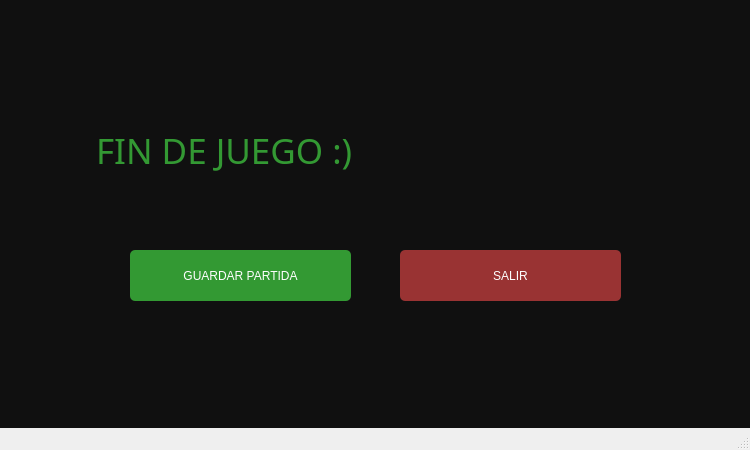
Old version of the form endgame.ui in the repository javierjose1224/Proyecto_final.
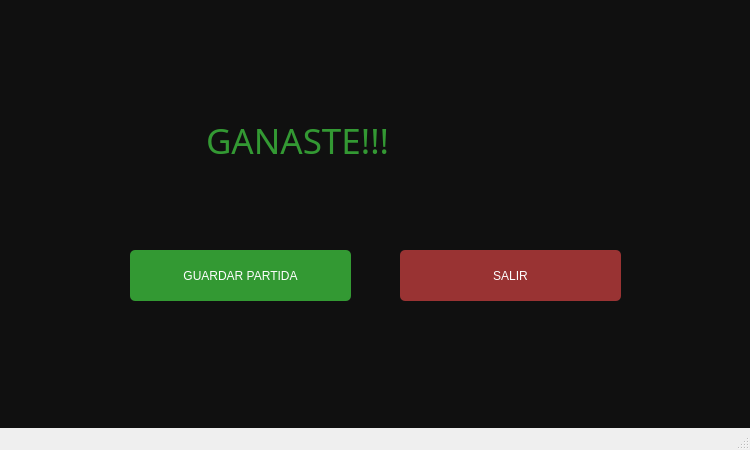
New version of the form.

```diff
--- a/endgame.ui
+++ b/endgame.ui
@@ -469,11 +469,14 @@
      <string notr="true">background: #101010;</string>
     </property>
     <widget class="QLabel" name="label_4">
+     <property name="enabled">
+      <bool>true</bool>
+     </property>
      <property name="geometry">
       <rect>
-       <x>50</x>
-       <y>100</y>
-       <width>651</width>
+       <x>160</x>
+       <y>90</y>
+       <width>481</width>
        <height>101</height>
       </rect>
      </property>
@@ -495,7 +498,7 @@
 font: 48pt &quot;MV Boli&quot;;</string>
      </property>
      <property name="text">
-      <string>FIN DE JUEGO :)</string>
+      <string>GANASTE!!!</string>
      </property>
     </widget>
     <widget class="QPushButton" name="loginButton">
```
